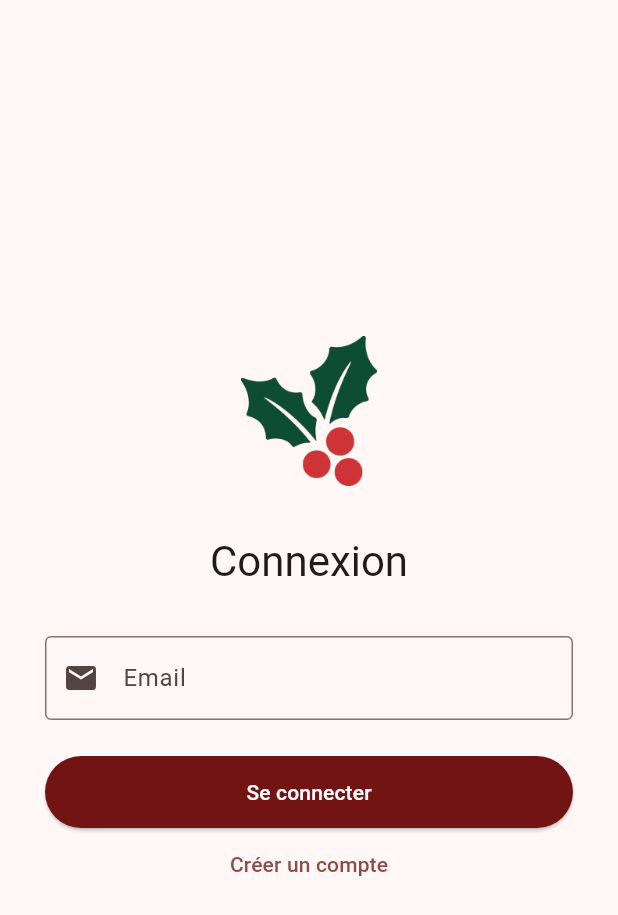
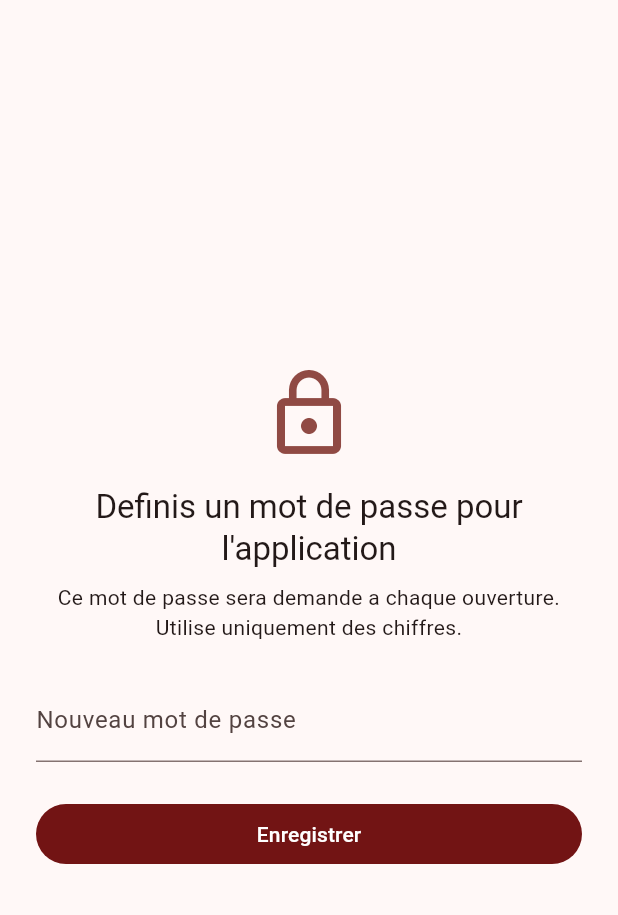
Before and after one commit to FloRobart/flollylist_app, a Flutter app: the screen it shows after launch, on a phone screen of 412 x 824 dp. Shown: the top 915 px of the screen. Run offline on Flutter 3.47's test engine with Material 3 defaults, Android fonts, the phone set to English and light mode, and no system bars; our stand-ins replace flutter_dotenv, shared_preferences; accounts and stored records are empty.

Commit message:
feat(mdp app): Ajout du mot de passe d'application

```diff
--- /dev/null
+++ b/lib/controllers/app_lock_controller.dart
@@ -0,0 +1,79 @@
+import 'package:flutter/foundation.dart';
+
+import '../core/storage_service.dart';
+
+class AppLockController extends ChangeNotifier {
+  AppLockController({StorageService? storageService})
+      : _storageService = storageService ?? StorageService() {
+    _loadPassword();
+  }
+
+  final StorageService _storageService;
+  bool _isLoading = true;
+  bool _isUnlocked = false;
+  String? _storedPassword;
+  String? _errorMessage;
+
+  bool get isLoading => _isLoading;
+  bool get isUnlocked => _isUnlocked;
+  bool get needsSetup => _storedPassword == null;
+  String? get errorMessage => _errorMessage;
+
+  Future<void> _loadPassword() async {
+    _storedPassword = await _storageService.getAppPassword();
+    _isLoading = false;
+    notifyListeners();
+  }
+
+  void clearError() {
+    if (_errorMessage == null) return;
+    _errorMessage = null;
+    notifyListeners();
+  }
+
+  Future<void> submitPassword(String rawInput) async {
+    final password = rawInput.trim();
+    if (password.isEmpty) {
+      _setError('Le mot de passe est requis.');
+      return;
+    }
+    if (password.length > 255) {
+      _setError('Maximum 255 chiffres.');
+      return;
+    }
+    if (!RegExp(r'^[0-9]+$').hasMatch(password)) {
+      _setError('Utilise uniquement des chiffres.');
+      return;
+    }
+
+    if (_storedPassword == null) {
+      await _storageService.saveAppPassword(password);
+      _storedPassword = password;
+      _unlock();
+      return;
+    }
+
+    if (password == _storedPassword) {
+      _unlock();
+    } else {
+      _setError('Mot de passe incorrect.');
+    }
+  }
+
+  void lock() {
+    if (!_isUnlocked) return;
+    _isUnlocked = false;
+    notifyListeners();
+  }
+
+  void _unlock() {
+    _errorMessage = null;
+    _isUnlocked = true;
+    notifyListeners();
+  }
+
+  void _setError(String message) {
+    _errorMessage = message;
+    notifyListeners();
+  }
+}
--- a/lib/main.dart
+++ b/lib/main.dart
@@ -4,7 +4,9 @@ import 'package:provider/provider.dart';
 import 'controllers/auth_controller.dart';
 import 'controllers/data_controller.dart';
 import 'controllers/theme_controller.dart';
+import 'controllers/app_lock_controller.dart';
 import 'views/auth/login_page.dart';
+import 'views/auth/app_lock_page.dart';
 import 'views/home/home_page.dart';
 
 void main() async {
@@ -20,6 +22,7 @@ void main() async {
         ChangeNotifierProvider.value(value: authController),
         ChangeNotifierProvider(create: (_) => DataController()),
         ChangeNotifierProvider(create: (_) => ThemeController()),
+        ChangeNotifierProvider(create: (_) => AppLockController()),
       ],
       child: const MyApp(),
     ),
@@ -33,6 +36,7 @@ class MyApp extends StatelessWidget {
   Widget build(BuildContext context) {
     final auth = Provider.of<AuthController>(context);
     final themeController = Provider.of<ThemeController>(context);
+    final appLock = Provider.of<AppLockController>(context);
 
     const seed = Color.fromARGB(255, 114, 20, 20);
     ThemeData buildTheme(Brightness brightness) {
@@ -79,12 +83,23 @@ class MyApp extends StatelessWidget {
     final lightTheme = buildTheme(Brightness.light);
     final darkTheme = buildTheme(Brightness.dark);
 
+    Widget home;
+    if (appLock.isLoading) {
+      home = const Scaffold(
+        body: Center(child: CircularProgressIndicator()),
+      );
+    } else if (!appLock.isUnlocked) {
+      home = const AppLockPage();
+    } else {
+      home = auth.isAuthenticated ? const HomePage() : const LoginPage();
+    }
+
     return MaterialApp(
       title: 'FlollyList',
       theme: lightTheme,
       darkTheme: darkTheme,
       themeMode: themeController.themeMode,
-      home: auth.isAuthenticated ? const HomePage() : const LoginPage(),
+      home: home,
     );
   }
 }
--- /dev/null
+++ b/lib/views/auth/app_lock_page.dart
@@ -0,0 +1,100 @@
+import 'package:flutter/material.dart';
+import 'package:flutter/services.dart';
+import 'package:provider/provider.dart';
+
+import '../../controllers/app_lock_controller.dart';
+
+class AppLockPage extends StatefulWidget {
+  const AppLockPage({super.key});
+
+  @override
+  State<AppLockPage> createState() => _AppLockPageState();
+}
+
+class _AppLockPageState extends State<AppLockPage> {
+  final TextEditingController _passwordController = TextEditingController();
+
+  @override
+  void dispose() {
+    _passwordController.dispose();
+    super.dispose();
+  }
+
+  @override
+  Widget build(BuildContext context) {
+    final lockController = context.watch<AppLockController>();
+    final isSetup = lockController.needsSetup;
+    final error = lockController.errorMessage;
+
+    Future<void> handleSubmit() async {
+      await lockController.submitPassword(_passwordController.text);
+      if (lockController.errorMessage == null && lockController.isUnlocked) {
+        FocusScope.of(context).unfocus();
+        _passwordController.clear();
+      }
+    }
+
+    return Scaffold(
+      body: SafeArea(
+        child: Center(
+          child: ConstrainedBox(
+            constraints: const BoxConstraints(maxWidth: 420),
+            child: Padding(
+              padding: const EdgeInsets.all(24),
+              child: Column(
+                mainAxisSize: MainAxisSize.min,
+                children: [
+                  Icon(
+                    Icons.lock_outline,
+                    size: 64,
+                    color: Theme.of(context).colorScheme.primary,
+                  ),
+                  const SizedBox(height: 16),
+                  Text(
+                    isSetup
+                        ? 'Definis un mot de passe pour l\'application'
+                        : 'Entrez le mot de passe de l\'application',
+                    style: Theme.of(context).textTheme.titleLarge,
+                    textAlign: TextAlign.center,
+                  ),
+                  const SizedBox(height: 8),
+                  Text(
+                    isSetup
+                        ? 'Ce mot de passe sera demande a chaque ouverture. Utilise uniquement des chiffres.'
+                        : 'Pour continuer, saisis ton mot de passe numerique.',
+                    style: Theme.of(context).textTheme.bodyMedium,
+                    textAlign: TextAlign.center,
+                  ),
+                  const SizedBox(height: 24),
+                  TextField(
+                    controller: _passwordController,
+                    keyboardType: TextInputType.number,
+                    obscureText: true,
+                    inputFormatters: [
+                      FilteringTextInputFormatter.digitsOnly,
+                      LengthLimitingTextInputFormatter(255),
+                    ],
+                    onChanged: (_) => lockController.clearError(),
+                    onSubmitted: (_) => handleSubmit(),
+                    decoration: InputDecoration(
+                      labelText: isSetup ? 'Nouveau mot de passe' : 'Mot de passe',
+                      errorText: error,
+                    ),
+                  ),
+                  const SizedBox(height: 24),
+                  SizedBox(
+                    width: double.infinity,
+                    child: FilledButton(
+                      onPressed: handleSubmit,
+                      child: Text(isSetup ? 'Enregistrer' : 'Déverrouiller'),
+                    ),
+                  ),
+                ],
+              ),
+            ),
+          ),
+        ),
+      ),
+    );
+  }
+}
```
Also changed, not shown: lib/core/storage_service.dart (+11 -0 lines).
